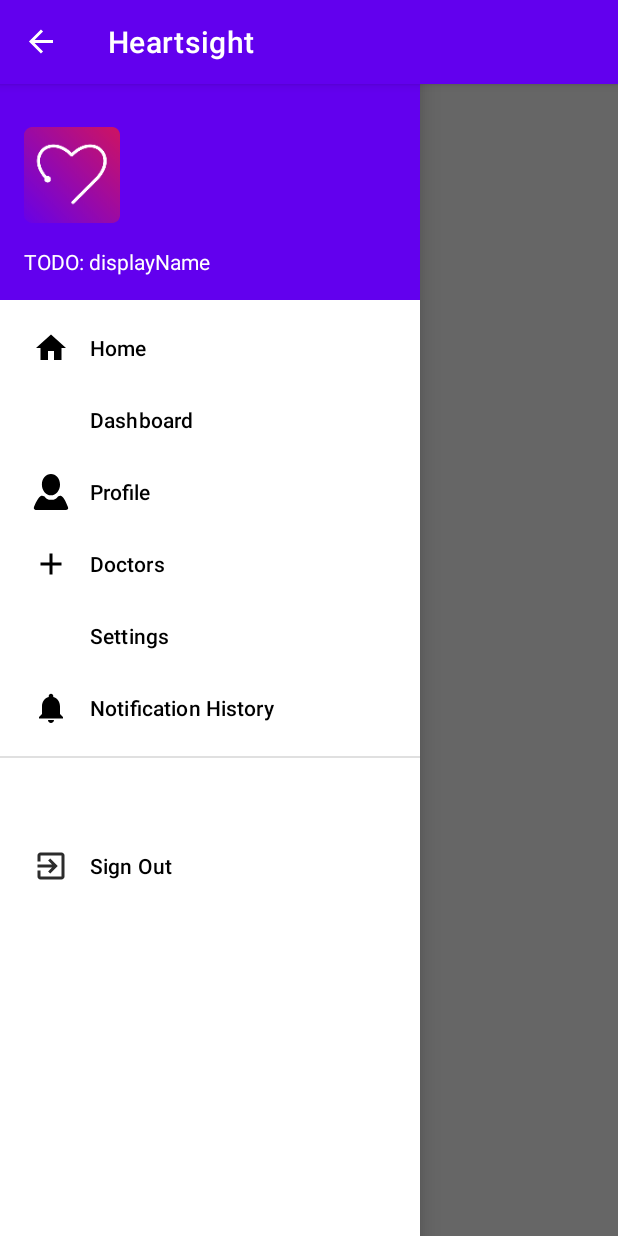
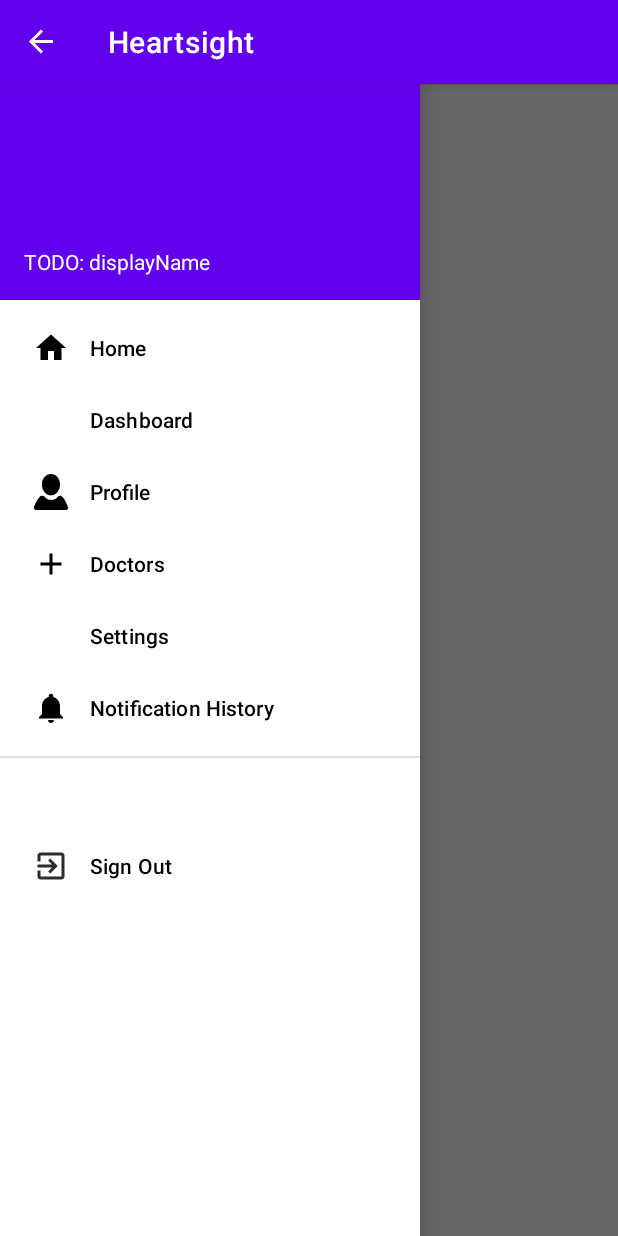
Before and after one commit to yuyangjerry/MobileApp3170, an Android app: the MainActivity screen opened directly, with no data from a screen before it, with the side drawer open, on a phone screen of 412 x 824 dp. Run offline under Robolectric (Android 15) with nearby library versions, the phone set to English and light mode, and no system bars; our stand-ins replace Firebase (no records; nobody signed in at launch, a user with empty details on screens opened directly); Roboto replaces fonts that are not available here; 2 statements that could not run were skipped.

Commit message:
Remove launcher image from nav menu
Remove the app launcher image from the top of the nav menu since this image is what was causing the critical error on my older device (samsung SM-G900I)

```diff
--- a/app/src/main/res/layout/nav_header.xml
+++ b/app/src/main/res/layout/nav_header.xml
@@ -6,17 +6,11 @@
     android:background="@color/colorPrimaryDark"
     android:clickable="true"
     android:focusable="true"
-    android:foreground="?attr/selectableItemBackgroundBorderless"
     android:gravity="bottom"
     android:orientation="vertical"
     android:padding="16dp"
     android:theme="@style/ThemeOverlay.AppCompat.Dark">
 
-    <ImageView
-        android:id="@+id/nav_header_imageView"
-        android:layout_width="64dp"
-        android:layout_height="64dp"
-        android:src="@mipmap/ic_launcher" />
 
     <TextView
         android:id="@+id/nav_header_textView"
```
